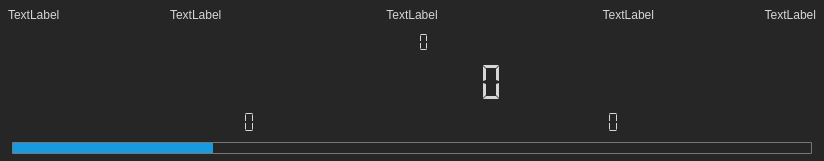
The window that LEO_sniffy/GUI/widgetdisplay.ui (jirik09/Sniffy) describes before a commit, drawn with Qt 5.
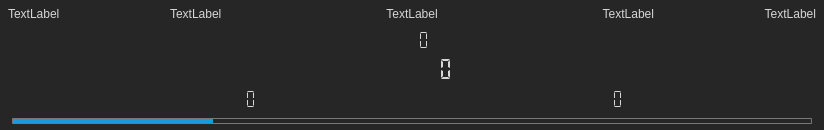
The same window after the commit.

```diff
--- a/LEO_sniffy/GUI/widgetdisplay.ui
+++ b/LEO_sniffy/GUI/widgetdisplay.ui
@@ -2,12 +2,15 @@
 <ui version="4.0">
  <class>WidgetDisplay</class>
  <widget class="QWidget" name="WidgetDisplay">
+  <property name="enabled">
+   <bool>true</bool>
+  </property>
   <property name="geometry">
    <rect>
     <x>0</x>
     <y>0</y>
     <width>824</width>
-    <height>161</height>
+    <height>130</height>
    </rect>
   </property>
   <property name="sizePolicy">
@@ -19,7 +22,7 @@
   <property name="minimumSize">
    <size>
     <width>0</width>
-    <height>100</height>
+    <height>40</height>
    </size>
   </property>
   <property name="font">
@@ -120,6 +123,12 @@
              <verstretch>0</verstretch>
             </sizepolicy>
            </property>
+           <property name="minimumSize">
+            <size>
+             <width>0</width>
+             <height>0</height>
+            </size>
+           </property>
            <property name="autoFillBackground">
             <bool>false</bool>
            </property>
@@ -128,19 +137,19 @@
            </property>
            <layout class="QHBoxLayout" name="horizontalLayout_labelArea">
             <property name="spacing">
-             <number>0</number>
+             <number>4</number>
             </property>
             <property name="leftMargin">
              <number>6</number>
             </property>
             <property name="topMargin">
-             <number>6</number>
+             <number>5</number>
             </property>
             <property name="rightMargin">
              <number>6</number>
             </property>
             <property name="bottomMargin">
-             <number>6</number>
+             <number>5</number>
             </property>
             <item>
              <widget class="QLabel" name="label_0">
@@ -258,11 +267,17 @@
          <item>
           <widget class="QWidget" name="horizontalWidget_avg" native="true">
            <property name="sizePolicy">
-            <sizepolicy hsizetype="Expanding" vsizetype="Expanding">
+            <sizepolicy hsizetype="Expanding" vsizetype="MinimumExpanding">
              <horstretch>0</horstretch>
              <verstretch>0</verstretch>
             </sizepolicy>
            </property>
+           <property name="minimumSize">
+            <size>
+             <width>0</width>
+             <height>5</height>
+            </size>
+           </property>
            <property name="maximumSize">
             <size>
              <width>16777215</width>
@@ -283,7 +298,7 @@
              <number>3</number>
             </property>
             <property name="rightMargin">
-             <number>6</number>
+             <number>7</number>
             </property>
             <property name="bottomMargin">
              <number>3</number>
@@ -296,17 +311,23 @@
                 <verstretch>0</verstretch>
                </sizepolicy>
               </property>
+              <property name="minimumSize">
+               <size>
+                <width>0</width>
+                <height>0</height>
+               </size>
+              </property>
               <property name="maximumSize">
                <size>
                 <width>16777215</width>
-                <height>50</height>
+                <height>16777215</height>
                </size>
               </property>
               <property name="frameShape">
                <enum>QFrame::NoFrame</enum>
               </property>
               <property name="digitCount">
-               <number>16</number>
+               <number>15</number>
               </property>
               <property name="segmentStyle">
                <enum>QLCDNumber::Flat</enum>
@@ -316,21 +337,21 @@
             <item>
              <widget class="QWidget" name="styleAvg" native="true">
               <property name="sizePolicy">
-               <sizepolicy hsizetype="Expanding" vsizetype="Expanding">
+               <sizepolicy hsizetype="Expanding" vsizetype="Preferred">
                 <horstretch>0</horstretch>
                 <verstretch>0</verstretch>
                </sizepolicy>
               </property>
               <property name="minimumSize">
                <size>
-                <width>15</width>
+                <width>0</width>
                 <height>0</height>
                </size>
               </property>
               <property name="maximumSize">
                <size>
-                <width>80</width>
-                <height>30</height>
+                <width>70</width>
+                <height>28</height>
                </size>
               </property>
              </widget>
@@ -341,7 +362,7 @@
          <item>
           <widget class="QWidget" name="horizontalWidget_valueAndUnit" native="true">
            <property name="sizePolicy">
-            <sizepolicy hsizetype="Expanding" vsizetype="Expanding">
+            <sizepolicy hsizetype="Expanding" vsizetype="Preferred">
              <horstretch>0</horstretch>
              <verstretch>0</verstretch>
             </sizepolicy>
@@ -349,7 +370,7 @@
            <property name="minimumSize">
             <size>
              <width>0</width>
-             <height>50</height>
+             <height>0</height>
             </size>
            </property>
            <property name="styleSheet">
@@ -363,18 +384,18 @@
              <number>6</number>
             </property>
             <property name="topMargin">
-             <number>4</number>
+             <number>3</number>
             </property>
             <property name="rightMargin">
              <number>6</number>
             </property>
             <property name="bottomMargin">
-             <number>4</number>
+             <number>3</number>
             </property>
             <item>
              <widget class="QLCDNumber" name="lcdNumber">
               <property name="sizePolicy">
-               <sizepolicy hsizetype="Expanding" vsizetype="Expanding">
+               <sizepolicy hsizetype="Expanding" vsizetype="Preferred">
                 <horstretch>0</horstretch>
                 <verstretch>0</verstretch>
                </sizepolicy>
@@ -382,7 +403,7 @@
               <property name="minimumSize">
                <size>
                 <width>0</width>
-                <height>0</height>
+                <height>25</height>
                </size>
               </property>
               <property name="styleSheet">
@@ -406,7 +427,7 @@
                <bool>false</bool>
               </property>
               <property name="digitCount">
-               <number>14</number>
+               <number>15</number>
               </property>
               <property name="mode">
                <enum>QLCDNumber::Dec</enum>
@@ -439,7 +460,7 @@
               <property name="maximumSize">
                <size>
                 <width>70</width>
-                <height>50</height>
+                <height>60</height>
                </size>
               </property>
               <property name="styleSheet">
@@ -478,7 +499,7 @@
              <number>3</number>
             </property>
             <property name="rightMargin">
-             <number>6</number>
+             <number>0</number>
             </property>
             <property name="bottomMargin">
              <number>3</number>
@@ -516,14 +537,14 @@
               <property name="maximumSize">
                <size>
                 <width>16777215</width>
-                <height>50</height>
+                <height>16777215</height>
                </size>
               </property>
               <property name="frameShape">
                <enum>QFrame::NoFrame</enum>
               </property>
               <property name="digitCount">
-               <number>11</number>
+               <number>12</number>
               </property>
               <property name="segmentStyle">
                <enum>QLCDNumber::Flat</enum>
@@ -560,6 +581,12 @@
                 <verstretch>0</verstretch>
                </sizepolicy>
               </property>
+              <property name="maximumSize">
+               <size>
+                <width>16777215</width>
+                <height>16777215</height>
+               </size>
+              </property>
               <property name="layoutDirection">
                <enum>Qt::LeftToRight</enum>
               </property>
@@ -570,7 +597,7 @@
                <enum>QFrame::Plain</enum>
               </property>
               <property name="digitCount">
-               <number>11</number>
+               <number>12</number>
               </property>
               <property name="segmentStyle">
                <enum>QLCDNumber::Flat</enum>
@@ -605,7 +632,7 @@
          <item>
           <widget class="QWidget" name="horizontalWidget_bar" native="true">
            <property name="sizePolicy">
-            <sizepolicy hsizetype="Expanding" vsizetype="Expanding">
+            <sizepolicy hsizetype="MinimumExpanding" vsizetype="MinimumExpanding">
              <horstretch>0</horstretch>
              <verstretch>0</verstretch>
             </sizepolicy>
@@ -613,13 +640,13 @@
            <property name="minimumSize">
             <size>
              <width>0</width>
-             <height>4</height>
+             <height>3</height>
             </size>
            </property>
            <property name="maximumSize">
             <size>
              <width>16777215</width>
-             <height>26</height>
+             <height>17</height>
             </size>
            </property>
            <property name="sizeIncrement">
@@ -645,32 +672,32 @@
              <number>10</number>
             </property>
             <property name="topMargin">
-             <number>5</number>
+             <number>4</number>
             </property>
             <property name="rightMargin">
              <number>10</number>
             </property>
             <property name="bottomMargin">
-             <number>5</number>
+             <number>4</number>
             </property>
             <item>
              <widget class="QProgressBar" name="progressBar">
               <property name="sizePolicy">
-               <sizepolicy hsizetype="Expanding" vsizetype="Expanding">
+               <sizepolicy hsizetype="MinimumExpanding" vsizetype="MinimumExpanding">
                 <horstretch>0</horstretch>
-                <verstretch>4</verstretch>
+                <verstretch>0</verstretch>
                </sizepolicy>
               </property>
               <property name="minimumSize">
                <size>
                 <width>0</width>
-                <height>4</height>
+                <height>3</height>
                </size>
               </property>
               <property name="maximumSize">
                <size>
                 <width>16777215</width>
-                <height>14</height>
+                <height>10</height>
                </size>
               </property>
               <property name="sizeIncrement">
```
